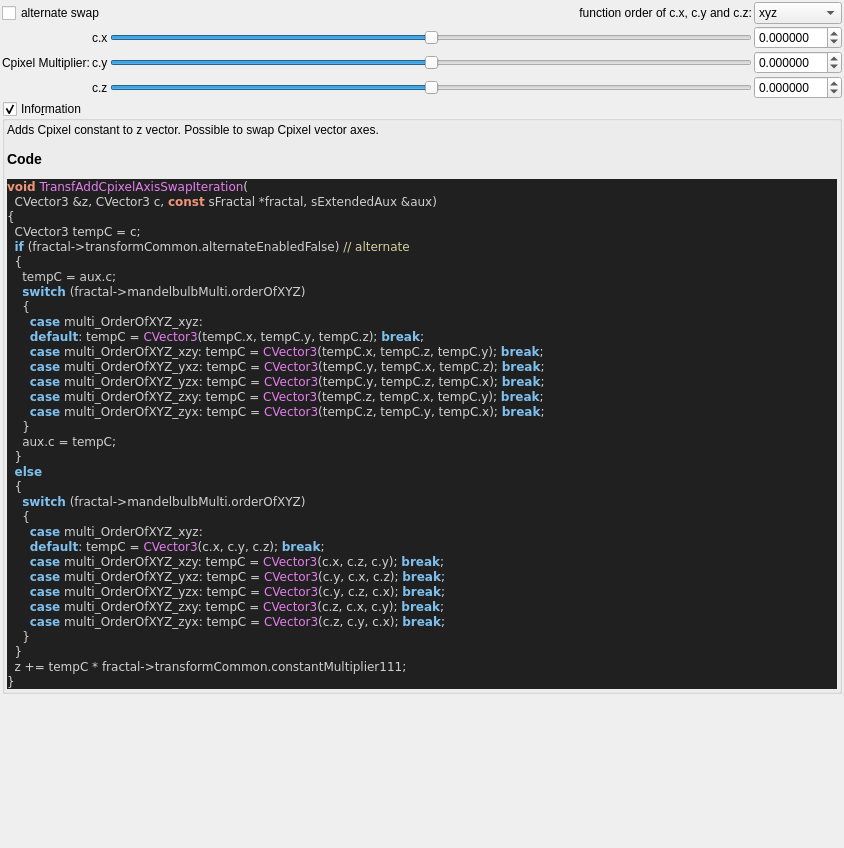
buddhi1980/mandelbulber2, file mandelbulber2/formula/ui/fractal_transf_add_cpixel_axis_swap.ui: the form before one commit.
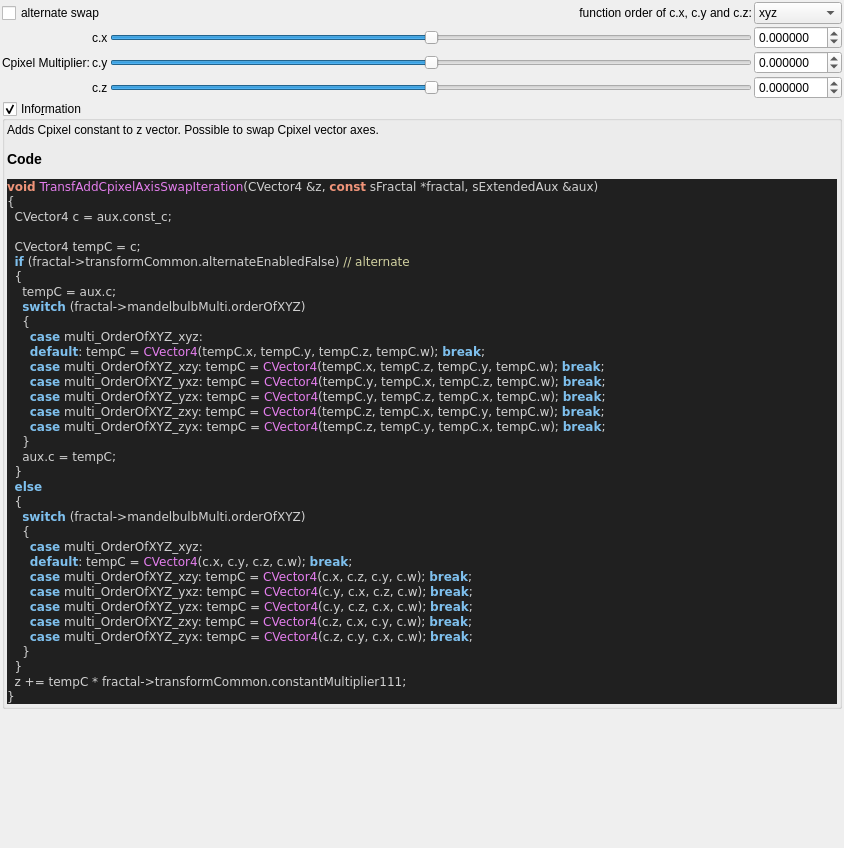
The form after the commit. Custom widgets are drawn as their Qt base class.

What changed in the file:
```diff
--- a/mandelbulber2/formula/ui/fractal_transf_add_cpixel_axis_swap.ui
+++ b/mandelbulber2/formula/ui/fractal_transf_add_cpixel_axis_swap.ui
@@ -308,22 +308,23 @@
 &lt;/table&gt;
 &lt;h3&gt;Code&lt;/h3&gt;
 &lt;body style=&quot;background-color:#202020&quot;&gt;
-&lt;pre style=&quot;color:#d0d0d0; background-color:#202020;  font-family:'Courier New',monospace;&quot;&gt;&lt;span style=&quot;color:#f09479; font-weight:bold&quot;&gt;void&lt;/span&gt; &lt;span style=&quot;color:#e47eed&quot;&gt;TransfAddCpixelAxisSwapIteration&lt;/span&gt;&lt;span style=&quot;color:#d0d0d0&quot;&gt;(&lt;/span&gt;
-  CVector3 &lt;span style=&quot;color:#d0d0d0&quot;&gt;&amp;amp;&lt;/span&gt;z&lt;span style=&quot;color:#d0d0d0&quot;&gt;,&lt;/span&gt; CVector3 c&lt;span style=&quot;color:#d0d0d0&quot;&gt;,&lt;/span&gt; &lt;span style=&quot;color:#f09479; font-weight:bold&quot;&gt;const&lt;/span&gt; sFractal &lt;span style=&quot;color:#d0d0d0&quot;&gt;*&lt;/span&gt;fractal&lt;span style=&quot;color:#d0d0d0&quot;&gt;,&lt;/span&gt; sExtendedAux &lt;span style=&quot;color:#d0d0d0&quot;&gt;&amp;amp;&lt;/span&gt;aux&lt;span style=&quot;color:#d0d0d0&quot;&gt;)&lt;/span&gt;
+&lt;pre style=&quot;color:#d0d0d0; background-color:#202020;  font-family:'Courier New',monospace;&quot;&gt;&lt;span style=&quot;color:#f09479; font-weight:bold&quot;&gt;void&lt;/span&gt; &lt;span style=&quot;color:#e47eed&quot;&gt;TransfAddCpixelAxisSwapIteration&lt;/span&gt;&lt;span style=&quot;color:#d0d0d0&quot;&gt;(&lt;/span&gt;CVector4 &lt;span style=&quot;color:#d0d0d0&quot;&gt;&amp;amp;&lt;/span&gt;z&lt;span style=&quot;color:#d0d0d0&quot;&gt;,&lt;/span&gt; &lt;span style=&quot;color:#f09479; font-weight:bold&quot;&gt;const&lt;/span&gt; sFractal &lt;span style=&quot;color:#d0d0d0&quot;&gt;*&lt;/span&gt;fractal&lt;span style=&quot;color:#d0d0d0&quot;&gt;,&lt;/span&gt; sExtendedAux &lt;span style=&quot;color:#d0d0d0&quot;&gt;&amp;amp;&lt;/span&gt;aux&lt;span style=&quot;color:#d0d0d0&quot;&gt;)&lt;/span&gt;
 &lt;span style=&quot;color:#d0d0d0&quot;&gt;{&lt;/span&gt;
-  CVector3 tempC &lt;span style=&quot;color:#d0d0d0&quot;&gt;=&lt;/span&gt; c&lt;span style=&quot;color:#d0d0d0&quot;&gt;;&lt;/span&gt;
+  CVector4 c &lt;span style=&quot;color:#d0d0d0&quot;&gt;=&lt;/span&gt; aux&lt;span style=&quot;color:#d0d0d0&quot;&gt;.&lt;/span&gt;const_c&lt;span style=&quot;color:#d0d0d0&quot;&gt;;&lt;/span&gt;
+
+  CVector4 tempC &lt;span style=&quot;color:#d0d0d0&quot;&gt;=&lt;/span&gt; c&lt;span style=&quot;color:#d0d0d0&quot;&gt;;&lt;/span&gt;
   &lt;span style=&quot;color:#7ec0ee; font-weight:bold&quot;&gt;if&lt;/span&gt; &lt;span style=&quot;color:#d0d0d0&quot;&gt;(&lt;/span&gt;fractal&lt;span style=&quot;color:#d0d0d0&quot;&gt;-&amp;gt;&lt;/span&gt;transformCommon&lt;span style=&quot;color:#d0d0d0&quot;&gt;.&lt;/span&gt;alternateEnabledFalse&lt;span style=&quot;color:#d0d0d0&quot;&gt;)&lt;/span&gt; &lt;span style=&quot;color:#d0d0a0&quot;&gt;// alternate&lt;/span&gt;
   &lt;span style=&quot;color:#d0d0d0&quot;&gt;{&lt;/span&gt;
     tempC &lt;span style=&quot;color:#d0d0d0&quot;&gt;=&lt;/span&gt; aux&lt;span style=&quot;color:#d0d0d0&quot;&gt;.&lt;/span&gt;c&lt;span style=&quot;color:#d0d0d0&quot;&gt;;&lt;/span&gt;
     &lt;span style=&quot;color:#7ec0ee; font-weight:bold&quot;&gt;switch&lt;/span&gt; &lt;span style=&quot;color:#d0d0d0&quot;&gt;(&lt;/span&gt;fractal&lt;span style=&quot;color:#d0d0d0&quot;&gt;-&amp;gt;&lt;/span&gt;mandelbulbMulti&lt;span style=&quot;color:#d0d0d0&quot;&gt;.&lt;/span&gt;orderOfXYZ&lt;span style=&quot;color:#d0d0d0&quot;&gt;)&lt;/span&gt;
     &lt;span style=&quot;color:#d0d0d0&quot;&gt;{&lt;/span&gt;
       &lt;span style=&quot;color:#7ec0ee; font-weight:bold&quot;&gt;case&lt;/span&gt; multi_OrderOfXYZ_xyz&lt;span style=&quot;color:#d0d0d0&quot;&gt;:&lt;/span&gt;
-      &lt;span style=&quot;color:#7ec0ee; font-weight:bold&quot;&gt;default&lt;/span&gt;&lt;span style=&quot;color:#d0d0d0&quot;&gt;:&lt;/span&gt; tempC &lt;span style=&quot;color:#d0d0d0&quot;&gt;=&lt;/span&gt; &lt;span style=&quot;color:#e47eed&quot;&gt;CVector3&lt;/span&gt;&lt;span style=&quot;color:#d0d0d0&quot;&gt;(&lt;/span&gt;tempC&lt;span style=&quot;color:#d0d0d0&quot;&gt;.&lt;/span&gt;x&lt;span style=&quot;color:#d0d0d0&quot;&gt;,&lt;/span&gt; tempC&lt;span style=&quot;color:#d0d0d0&quot;&gt;.&lt;/span&gt;y&lt;span style=&quot;color:#d0d0d0&quot;&gt;,&lt;/span&gt; tempC&lt;span style=&quot;color:#d0d0d0&quot;&gt;.&lt;/span&gt;z&lt;span style=&quot;color:#d0d0d0&quot;&gt;);&lt;/span&gt; &lt;span style=&quot;color:#7ec0ee; font-weight:bold&quot;&gt;break&lt;/span&gt;&lt;span style=&quot;color:#d0d0d0&quot;&gt;;&lt;/span&gt;
-      &lt;span style=&quot;color:#7ec0ee; font-weight:bold&quot;&gt;case&lt;/span&gt; multi_OrderOfXYZ_xzy&lt;span style=&quot;color:#d0d0d0&quot;&gt;:&lt;/span&gt; tempC &lt;span style=&quot;color:#d0d0d0&quot;&gt;=&lt;/span&gt; &lt;span style=&quot;color:#e47eed&quot;&gt;CVector3&lt;/span&gt;&lt;span style=&quot;color:#d0d0d0&quot;&gt;(&lt;/span&gt;tempC&lt;span style=&quot;color:#d0d0d0&quot;&gt;.&lt;/span&gt;x&lt;span style=&quot;color:#d0d0d0&quot;&gt;,&lt;/span&gt; tempC&lt;span style=&quot;color:#d0d0d0&quot;&gt;.&lt;/span&gt;z&lt;span style=&quot;color:#d0d0d0&quot;&gt;,&lt;/span&gt; tempC&lt;span style=&quot;color:#d0d0d0&quot;&gt;.&lt;/span&gt;y&lt;span style=&quot;color:#d0d0d0&quot;&gt;);&lt;/span&gt; &lt;span style=&quot;color:#7ec0ee; font-weight:bold&quot;&gt;break&lt;/span&gt;&lt;span style=&quot;color:#d0d0d0&quot;&gt;;&lt;/span&gt;
-      &lt;span style=&quot;color:#7ec0ee; font-weight:bold&quot;&gt;case&lt;/span&gt; multi_OrderOfXYZ_yxz&lt;span style=&quot;color:#d0d0d0&quot;&gt;:&lt;/span&gt; tempC &lt;span style=&quot;color:#d0d0d0&quot;&gt;=&lt;/span&gt; &lt;span style=&quot;color:#e47eed&quot;&gt;CVector3&lt;/span&gt;&lt;span style=&quot;color:#d0d0d0&quot;&gt;(&lt;/span&gt;tempC&lt;span style=&quot;color:#d0d0d0&quot;&gt;.&lt;/span&gt;y&lt;span style=&quot;color:#d0d0d0&quot;&gt;,&lt;/span&gt; tempC&lt;span style=&quot;color:#d0d0d0&quot;&gt;.&lt;/span&gt;x&lt;span style=&quot;color:#d0d0d0&quot;&gt;,&lt;/span&gt; tempC&lt;span style=&quot;color:#d0d0d0&quot;&gt;.&lt;/span&gt;z&lt;span style=&quot;color:#d0d0d0&quot;&gt;);&lt;/span&gt; &lt;span style=&quot;color:#7ec0ee; font-weight:bold&quot;&gt;break&lt;/span&gt;&lt;span style=&quot;color:#d0d0d0&quot;&gt;;&lt;/span&gt;
-      &lt;span style=&quot;color:#7ec0ee; font-weight:bold&quot;&gt;case&lt;/span&gt; multi_OrderOfXYZ_yzx&lt;span style=&quot;color:#d0d0d0&quot;&gt;:&lt;/span&gt; tempC &lt;span style=&quot;color:#d0d0d0&quot;&gt;=&lt;/span&gt; &lt;span style=&quot;color:#e47eed&quot;&gt;CVector3&lt;/span&gt;&lt;span style=&quot;color:#d0d0d0&quot;&gt;(&lt;/span&gt;tempC&lt;span style=&quot;color:#d0d0d0&quot;&gt;.&lt;/span&gt;y&lt;span style=&quot;color:#d0d0d0&quot;&gt;,&lt;/span&gt; tempC&lt;span style=&quot;color:#d0d0d0&quot;&gt;.&lt;/span&gt;z&lt;span style=&quot;color:#d0d0d0&quot;&gt;,&lt;/span&gt; tempC&lt;span style=&quot;color:#d0d0d0&quot;&gt;.&lt;/span&gt;x&lt;span style=&quot;color:#d0d0d0&quot;&gt;);&lt;/span&gt; &lt;span style=&quot;color:#7ec0ee; font-weight:bold&quot;&gt;break&lt;/span&gt;&lt;span style=&quot;color:#d0d0d0&quot;&gt;;&lt;/span&gt;
-      &lt;span style=&quot;color:#7ec0ee; font-weight:bold&quot;&gt;case&lt;/span&gt; multi_OrderOfXYZ_zxy&lt;span style=&quot;color:#d0d0d0&quot;&gt;:&lt;/span&gt; tempC &lt;span style=&quot;color:#d0d0d0&quot;&gt;=&lt;/span&gt; &lt;span style=&quot;color:#e47eed&quot;&gt;CVector3&lt;/span&gt;&lt;span style=&quot;color:#d0d0d0&quot;&gt;(&lt;/span&gt;tempC&lt;span style=&quot;color:#d0d0d0&quot;&gt;.&lt;/span&gt;z&lt;span style=&quot;color:#d0d0d0&quot;&gt;,&lt;/span&gt; tempC&lt;span style=&quot;color:#d0d0d0&quot;&gt;.&lt;/span&gt;x&lt;span style=&quot;color:#d0d0d0&quot;&gt;,&lt;/span&gt; tempC&lt;span style=&quot;color:#d0d0d0&quot;&gt;.&lt;/span&gt;y&lt;span style=&quot;color:#d0d0d0&quot;&gt;);&lt;/span&gt; &lt;span style=&quot;color:#7ec0ee; font-weight:bold&quot;&gt;break&lt;/span&gt;&lt;span style=&quot;color:#d0d0d0&quot;&gt;;&lt;/span&gt;
-      &lt;span style=&quot;color:#7ec0ee; font-weight:bold&quot;&gt;case&lt;/span&gt; multi_OrderOfXYZ_zyx&lt;span style=&quot;color:#d0d0d0&quot;&gt;:&lt;/span&gt; tempC &lt;span style=&quot;color:#d0d0d0&quot;&gt;=&lt;/span&gt; &lt;span style=&quot;color:#e47eed&quot;&gt;CVector3&lt;/span&gt;&lt;span style=&quot;color:#d0d0d0&quot;&gt;(&lt;/span&gt;tempC&lt;span style=&quot;color:#d0d0d0&quot;&gt;.&lt;/span&gt;z&lt;span style=&quot;color:#d0d0d0&quot;&gt;,&lt;/span&gt; tempC&lt;span style=&quot;color:#d0d0d0&quot;&gt;.&lt;/span&gt;y&lt;span style=&quot;color:#d0d0d0&quot;&gt;,&lt;/span&gt; tempC&lt;span style=&quot;color:#d0d0d0&quot;&gt;.&lt;/span&gt;x&lt;span style=&quot;color:#d0d0d0&quot;&gt;);&lt;/span&gt; &lt;span style=&quot;color:#7ec0ee; font-weight:bold&quot;&gt;break&lt;/span&gt;&lt;span style=&quot;color:#d0d0d0&quot;&gt;;&lt;/span&gt;
+      &lt;span style=&quot;color:#7ec0ee; font-weight:bold&quot;&gt;default&lt;/span&gt;&lt;span style=&quot;color:#d0d0d0&quot;&gt;:&lt;/span&gt; tempC &lt;span style=&quot;color:#d0d0d0&quot;&gt;=&lt;/span&gt; &lt;span style=&quot;color:#e47eed&quot;&gt;CVector4&lt;/span&gt;&lt;span style=&quot;color:#d0d0d0&quot;&gt;(&lt;/span&gt;tempC&lt;span style=&quot;color:#d0d0d0&quot;&gt;.&lt;/span&gt;x&lt;span style=&quot;color:#d0d0d0&quot;&gt;,&lt;/span&gt; tempC&lt;span style=&quot;color:#d0d0d0&quot;&gt;.&lt;/span&gt;y&lt;span style=&quot;color:#d0d0d0&quot;&gt;,&lt;/span&gt; tempC&lt;span style=&quot;color:#d0d0d0&quot;&gt;.&lt;/span&gt;z&lt;span style=&quot;color:#d0d0d0&quot;&gt;,&lt;/span&gt; tempC&lt;span style=&quot;color:#d0d0d0&quot;&gt;.&lt;/span&gt;w&lt;span style=&quot;color:#d0d0d0&quot;&gt;);&lt;/span&gt; &lt;span style=&quot;color:#7ec0ee; font-weight:bold&quot;&gt;break&lt;/span&gt;&lt;span style=&quot;color:#d0d0d0&quot;&gt;;&lt;/span&gt;
+      &lt;span style=&quot;color:#7ec0ee; font-weight:bold&quot;&gt;case&lt;/span&gt; multi_OrderOfXYZ_xzy&lt;span style=&quot;color:#d0d0d0&quot;&gt;:&lt;/span&gt; tempC &lt;span style=&quot;color:#d0d0d0&quot;&gt;=&lt;/span&gt; &lt;span style=&quot;color:#e47eed&quot;&gt;CVector4&lt;/span&gt;&lt;span style=&quot;color:#d0d0d0&quot;&gt;(&lt;/span&gt;tempC&lt;span style=&quot;color:#d0d0d0&quot;&gt;.&lt;/span&gt;x&lt;span style=&quot;color:#d0d0d0&quot;&gt;,&lt;/span&gt; tempC&lt;span style=&quot;color:#d0d0d0&quot;&gt;.&lt;/span&gt;z&lt;span style=&quot;color:#d0d0d0&quot;&gt;,&lt;/span&gt; tempC&lt;span style=&quot;color:#d0d0d0&quot;&gt;.&lt;/span&gt;y&lt;span style=&quot;color:#d0d0d0&quot;&gt;,&lt;/span&gt; tempC&lt;span style=&quot;color:#d0d0d0&quot;&gt;.&lt;/span&gt;w&lt;span style=&quot;color:#d0d0d0&quot;&gt;);&lt;/span&gt; &lt;span style=&quot;color:#7ec0ee; font-weight:bold&quot;&gt;break&lt;/span&gt;&lt;span style=&quot;color:#d0d0d0&quot;&gt;;&lt;/span&gt;
+      &lt;span style=&quot;color:#7ec0ee; font-weight:bold&quot;&gt;case&lt;/span&gt; multi_OrderOfXYZ_yxz&lt;span style=&quot;color:#d0d0d0&quot;&gt;:&lt;/span&gt; tempC &lt;span style=&quot;color:#d0d0d0&quot;&gt;=&lt;/span&gt; &lt;span style=&quot;color:#e47eed&quot;&gt;CVector4&lt;/span&gt;&lt;span style=&quot;color:#d0d0d0&quot;&gt;(&lt;/span&gt;tempC&lt;span style=&quot;color:#d0d0d0&quot;&gt;.&lt;/span&gt;y&lt;span style=&quot;color:#d0d0d0&quot;&gt;,&lt;/span&gt; tempC&lt;span style=&quot;color:#d0d0d0&quot;&gt;.&lt;/span&gt;x&lt;span style=&quot;color:#d0d0d0&quot;&gt;,&lt;/span&gt; tempC&lt;span style=&quot;color:#d0d0d0&quot;&gt;.&lt;/span&gt;z&lt;span style=&quot;color:#d0d0d0&quot;&gt;,&lt;/span&gt; tempC&lt;span style=&quot;color:#d0d0d0&quot;&gt;.&lt;/span&gt;w&lt;span style=&quot;color:#d0d0d0&quot;&gt;);&lt;/span&gt; &lt;span style=&quot;color:#7ec0ee; font-weight:bold&quot;&gt;break&lt;/span&gt;&lt;span style=&quot;color:#d0d0d0&quot;&gt;;&lt;/span&gt;
+      &lt;span style=&quot;color:#7ec0ee; font-weight:bold&quot;&gt;case&lt;/span&gt; multi_OrderOfXYZ_yzx&lt;span style=&quot;color:#d0d0d0&quot;&gt;:&lt;/span&gt; tempC &lt;span style=&quot;color:#d0d0d0&quot;&gt;=&lt;/span&gt; &lt;span style=&quot;color:#e47eed&quot;&gt;CVector4&lt;/span&gt;&lt;span style=&quot;color:#d0d0d0&quot;&gt;(&lt;/span&gt;tempC&lt;span style=&quot;color:#d0d0d0&quot;&gt;.&lt;/span&gt;y&lt;span style=&quot;color:#d0d0d0&quot;&gt;,&lt;/span&gt; tempC&lt;span style=&quot;color:#d0d0d0&quot;&gt;.&lt;/span&gt;z&lt;span style=&quot;color:#d0d0d0&quot;&gt;,&lt;/span&gt; tempC&lt;span style=&quot;color:#d0d0d0&quot;&gt;.&lt;/span&gt;x&lt;span style=&quot;color:#d0d0d0&quot;&gt;,&lt;/span&gt; tempC&lt;span style=&quot;color:#d0d0d0&quot;&gt;.&lt;/span&gt;w&lt;span style=&quot;color:#d0d0d0&quot;&gt;);&lt;/span&gt; &lt;span style=&quot;color:#7ec0ee; font-weight:bold&quot;&gt;break&lt;/span&gt;&lt;span style=&quot;color:#d0d0d0&quot;&gt;;&lt;/span&gt;
+      &lt;span style=&quot;color:#7ec0ee; font-weight:bold&quot;&gt;case&lt;/span&gt; multi_OrderOfXYZ_zxy&lt;span style=&quot;color:#d0d0d0&quot;&gt;:&lt;/span&gt; tempC &lt;span style=&quot;color:#d0d0d0&quot;&gt;=&lt;/span&gt; &lt;span style=&quot;color:#e47eed&quot;&gt;CVector4&lt;/span&gt;&lt;span style=&quot;color:#d0d0d0&quot;&gt;(&lt;/span&gt;tempC&lt;span style=&quot;color:#d0d0d0&quot;&gt;.&lt;/span&gt;z&lt;span style=&quot;color:#d0d0d0&quot;&gt;,&lt;/span&gt; tempC&lt;span style=&quot;color:#d0d0d0&quot;&gt;.&lt;/span&gt;x&lt;span style=&quot;color:#d0d0d0&quot;&gt;,&lt;/span&gt; tempC&lt;span style=&quot;color:#d0d0d0&quot;&gt;.&lt;/span&gt;y&lt;span style=&quot;color:#d0d0d0&quot;&gt;,&lt;/span&gt; tempC&lt;span style=&quot;color:#d0d0d0&quot;&gt;.&lt;/span&gt;w&lt;span style=&quot;color:#d0d0d0&quot;&gt;);&lt;/span&gt; &lt;span style=&quot;color:#7ec0ee; font-weight:bold&quot;&gt;break&lt;/span&gt;&lt;span style=&quot;color:#d0d0d0&quot;&gt;;&lt;/span&gt;
+      &lt;span style=&quot;color:#7ec0ee; font-weight:bold&quot;&gt;case&lt;/span&gt; multi_OrderOfXYZ_zyx&lt;span style=&quot;color:#d0d0d0&quot;&gt;:&lt;/span&gt; tempC &lt;span style=&quot;color:#d0d0d0&quot;&gt;=&lt;/span&gt; &lt;span style=&quot;color:#e47eed&quot;&gt;CVector4&lt;/span&gt;&lt;span style=&quot;color:#d0d0d0&quot;&gt;(&lt;/span&gt;tempC&lt;span style=&quot;color:#d0d0d0&quot;&gt;.&lt;/span&gt;z&lt;span style=&quot;color:#d0d0d0&quot;&gt;,&lt;/span&gt; tempC&lt;span style=&quot;color:#d0d0d0&quot;&gt;.&lt;/span&gt;y&lt;span style=&quot;color:#d0d0d0&quot;&gt;,&lt;/span&gt; tempC&lt;span style=&quot;color:#d0d0d0&quot;&gt;.&lt;/span&gt;x&lt;span style=&quot;color:#d0d0d0&quot;&gt;,&lt;/span&gt; tempC&lt;span style=&quot;color:#d0d0d0&quot;&gt;.&lt;/span&gt;w&lt;span style=&quot;color:#d0d0d0&quot;&gt;);&lt;/span&gt; &lt;span style=&quot;color:#7ec0ee; font-weight:bold&quot;&gt;break&lt;/span&gt;&lt;span style=&quot;color:#d0d0d0&quot;&gt;;&lt;/span&gt;
     &lt;span style=&quot;color:#d0d0d0&quot;&gt;}&lt;/span&gt;
     aux&lt;span style=&quot;color:#d0d0d0&quot;&gt;.&lt;/span&gt;c &lt;span style=&quot;color:#d0d0d0&quot;&gt;=&lt;/span&gt; tempC&lt;span style=&quot;color:#d0d0d0&quot;&gt;;&lt;/span&gt;
   &lt;span style=&quot;color:#d0d0d0&quot;&gt;}&lt;/span&gt;
@@ -332,12 +333,12 @@
     &lt;span style=&quot;color:#7ec0ee; font-weight:bold&quot;&gt;switch&lt;/span&gt; &lt;span style=&quot;color:#d0d0d0&quot;&gt;(&lt;/span&gt;fractal&lt;span style=&quot;color:#d0d0d0&quot;&gt;-&amp;gt;&lt;/span&gt;mandelbulbMulti&lt;span style=&quot;color:#d0d0d0&quot;&gt;.&lt;/span&gt;orderOfXYZ&lt;span style=&quot;color:#d0d0d0&quot;&gt;)&lt;/span&gt;
     &lt;span style=&quot;color:#d0d0d0&quot;&gt;{&lt;/span&gt;
       &lt;span style=&quot;color:#7ec0ee; font-weight:bold&quot;&gt;case&lt;/span&gt; multi_OrderOfXYZ_xyz&lt;span style=&quot;color:#d0d0d0&quot;&gt;:&lt;/span&gt;
-      &lt;span style=&quot;color:#7ec0ee; font-weight:bold&quot;&gt;default&lt;/span&gt;&lt;span style=&quot;color:#d0d0d0&quot;&gt;:&lt;/span&gt; tempC &lt;span style=&quot;color:#d0d0d0&quot;&gt;=&lt;/span&gt; &lt;span style=&quot;color:#e47eed&quot;&gt;CVector3&lt;/span&gt;&lt;span style=&quot;color:#d0d0d0&quot;&gt;(&lt;/span&gt;c&lt;span style=&quot;color:#d0d0d0&quot;&gt;.&lt;/span&gt;x&lt;span style=&quot;color:#d0d0d0&quot;&gt;,&lt;/span&gt; c&lt;span style=&quot;color:#d0d0d0&quot;&gt;.&lt;/span&gt;y&lt;span style=&quot;color:#d0d0d0&quot;&gt;,&lt;/span&gt; c&lt;span style=&quot;color:#d0d0d0&quot;&gt;.&lt;/span&gt;z&lt;span style=&quot;color:#d0d0d0&quot;&gt;);&lt;/span&gt; &lt;span style=&quot;color:#7ec0ee; font-weight:bold&quot;&gt;break&lt;/span&gt;&lt;span style=&quot;color:#d0d0d0&quot;&gt;;&lt;/span&gt;
-      &lt;span style=&quot;color:#7ec0ee; font-weight:bold&quot;&gt;case&lt;/span&gt; multi_OrderOfXYZ_xzy&lt;span style=&quot;color:#d0d0d0&quot;&gt;:&lt;/span&gt; tempC &lt;span style=&quot;color:#d0d0d0&quot;&gt;=&lt;/span&gt; &lt;span style=&quot;color:#e47eed&quot;&gt;CVector3&lt;/span&gt;&lt;span style=&quot;color:#d0d0d0&quot;&gt;(&lt;/span&gt;c&lt;span style=&quot;color:#d0d0d0&quot;&gt;.&lt;/span&gt;x&lt;span style=&quot;color:#d0d0d0&quot;&gt;,&lt;/span&gt; c&lt;span style=&quot;color:#d0d0d0&quot;&gt;.&lt;/span&gt;z&lt;span style=&quot;color:#d0d0d0&quot;&gt;,&lt;/span&gt; c&lt;span style=&quot;color:#d0d0d0&quot;&gt;.&lt;/span&gt;y&lt;span style=&quot;color:#d0d0d0&quot;&gt;);&lt;/span&gt; &lt;span style=&quot;color:#7ec0ee; font-weight:bold&quot;&gt;break&lt;/span&gt;&lt;span style=&quot;color:#d0d0d0&quot;&gt;;&lt;/span&gt;
-      &lt;span style=&quot;color:#7ec0ee; font-weight:bold&quot;&gt;case&lt;/span&gt; multi_OrderOfXYZ_yxz&lt;span style=&quot;color:#d0d0d0&quot;&gt;:&lt;/span&gt; tempC &lt;span style=&quot;color:#d0d0d0&quot;&gt;=&lt;/span&gt; &lt;span style=&quot;color:#e47eed&quot;&gt;CVector3&lt;/span&gt;&lt;span style=&quot;color:#d0d0d0&quot;&gt;(&lt;/span&gt;c&lt;span style=&quot;color:#d0d0d0&quot;&gt;.&lt;/span&gt;y&lt;span style=&quot;color:#d0d0d0&quot;&gt;,&lt;/span&gt; c&lt;span style=&quot;color:#d0d0d0&quot;&gt;.&lt;/span&gt;x&lt;span style=&quot;color:#d0d0d0&quot;&gt;,&lt;/span&gt; c&lt;span style=&quot;color:#d0d0d0&quot;&gt;.&lt;/span&gt;z&lt;span style=&quot;color:#d0d0d0&quot;&gt;);&lt;/span&gt; &lt;span style=&quot;color:#7ec0ee; font-weight:bold&quot;&gt;break&lt;/span&gt;&lt;span style=&quot;color:#d0d0d0&quot;&gt;;&lt;/span&gt;
-      &lt;span style=&quot;color:#7ec0ee; font-weight:bold&quot;&gt;case&lt;/span&gt; multi_OrderOfXYZ_yzx&lt;span style=&quot;color:#d0d0d0&quot;&gt;:&lt;/span&gt; tempC &lt;span style=&quot;color:#d0d0d0&quot;&gt;=&lt;/span&gt; &lt;span style=&quot;color:#e47eed&quot;&gt;CVector3&lt;/span&gt;&lt;span style=&quot;color:#d0d0d0&quot;&gt;(&lt;/span&gt;c&lt;span style=&quot;color:#d0d0d0&quot;&gt;.&lt;/span&gt;y&lt;span style=&quot;color:#d0d0d0&quot;&gt;,&lt;/span&gt; c&lt;span style=&quot;color:#d0d0d0&quot;&gt;.&lt;/span&gt;z&lt;span style=&quot;color:#d0d0d0&quot;&gt;,&lt;/span&gt; c&lt;span style=&quot;color:#d0d0d0&quot;&gt;.&lt;/span&gt;x&lt;span style=&quot;color:#d0d0d0&quot;&gt;);&lt;/span&gt; &lt;span style=&quot;color:#7ec0ee; font-weight:bold&quot;&gt;break&lt;/span&gt;&lt;span style=&quot;color:#d0d0d0&quot;&gt;;&lt;/span&gt;
-      &lt;span style=&quot;color:#7ec0ee; font-weight:bold&quot;&gt;case&lt;/span&gt; multi_OrderOfXYZ_zxy&lt;span style=&quot;color:#d0d0d0&quot;&gt;:&lt;/span&gt; tempC &lt;span style=&quot;color:#d0d0d0&quot;&gt;=&lt;/span&gt; &lt;span style=&quot;color:#e47eed&quot;&gt;CVector3&lt;/span&gt;&lt;span style=&quot;color:#d0d0d0&quot;&gt;(&lt;/span&gt;c&lt;span style=&quot;color:#d0d0d0&quot;&gt;.&lt;/span&gt;z&lt;span style=&quot;color:#d0d0d0&quot;&gt;,&lt;/span&gt; c&lt;span style=&quot;color:#d0d0d0&quot;&gt;.&lt;/span&gt;x&lt;span style=&quot;color:#d0d0d0&quot;&gt;,&lt;/span&gt; c&lt;span style=&quot;color:#d0d0d0&quot;&gt;.&lt;/span&gt;y&lt;span style=&quot;color:#d0d0d0&quot;&gt;);&lt;/span&gt; &lt;span style=&quot;color:#7ec0ee; font-weight:bold&quot;&gt;break&lt;/span&gt;&lt;span style=&quot;color:#d0d0d0&quot;&gt;;&lt;/span&gt;
-      &lt;span style=&quot;color:#7ec0ee; font-weight:bold&quot;&gt;case&lt;/span&gt; multi_OrderOfXYZ_zyx&lt;span style=&quot;color:#d0d0d0&quot;&gt;:&lt;/span&gt; tempC &lt;span style=&quot;color:#d0d0d0&quot;&gt;=&lt;/span&gt; &lt;span style=&quot;color:#e47eed&quot;&gt;CVector3&lt;/span&gt;&lt;span style=&quot;color:#d0d0d0&quot;&gt;(&lt;/span&gt;c&lt;span style=&quot;color:#d0d0d0&quot;&gt;.&lt;/span&gt;z&lt;span style=&quot;color:#d0d0d0&quot;&gt;,&lt;/span&gt; c&lt;span style=&quot;color:#d0d0d0&quot;&gt;.&lt;/span&gt;y&lt;span style=&quot;color:#d0d0d0&quot;&gt;,&lt;/span&gt; c&lt;span style=&quot;color:#d0d0d0&quot;&gt;.&lt;/span&gt;x&lt;span style=&quot;color:#d0d0d0&quot;&gt;);&lt;/span&gt; &lt;span style=&quot;color:#7ec0ee; font-weight:bold&quot;&gt;break&lt;/span&gt;&lt;span style=&quot;color:#d0d0d0&quot;&gt;;&lt;/span&gt;
+      &lt;span style=&quot;color:#7ec0ee; font-weight:bold&quot;&gt;default&lt;/span&gt;&lt;span style=&quot;color:#d0d0d0&quot;&gt;:&lt;/span&gt; tempC &lt;span style=&quot;color:#d0d0d0&quot;&gt;=&lt;/span&gt; &lt;span style=&quot;color:#e47eed&quot;&gt;CVector4&lt;/span&gt;&lt;span style=&quot;color:#d0d0d0&quot;&gt;(&lt;/span&gt;c&lt;span style=&quot;color:#d0d0d0&quot;&gt;.&lt;/span&gt;x&lt;span style=&quot;color:#d0d0d0&quot;&gt;,&lt;/span&gt; c&lt;span style=&quot;color:#d0d0d0&quot;&gt;.&lt;/span&gt;y&lt;span style=&quot;color:#d0d0d0&quot;&gt;,&lt;/span&gt; c&lt;span style=&quot;color:#d0d0d0&quot;&gt;.&lt;/span&gt;z&lt;span style=&quot;color:#d0d0d0&quot;&gt;,&lt;/span&gt; c&lt;span style=&quot;color:#d0d0d0&quot;&gt;.&lt;/span&gt;w&lt;span style=&quot;color:#d0d0d0&quot;&gt;);&lt;/span&gt; &lt;span style=&quot;color:#7ec0ee; font-weight:bold&quot;&gt;break&lt;/span&gt;&lt;span style=&quot;color:#d0d0d0&quot;&gt;;&lt;/span&gt;
+      &lt;span style=&quot;color:#7ec0ee; font-weight:bold&quot;&gt;case&lt;/span&gt; multi_OrderOfXYZ_xzy&lt;span style=&quot;color:#d0d0d0&quot;&gt;:&lt;/span&gt; tempC &lt;span style=&quot;color:#d0d0d0&quot;&gt;=&lt;/span&gt; &lt;span style=&quot;color:#e47eed&quot;&gt;CVector4&lt;/span&gt;&lt;span style=&quot;color:#d0d0d0&quot;&gt;(&lt;/span&gt;c&lt;span style=&quot;color:#d0d0d0&quot;&gt;.&lt;/span&gt;x&lt;span style=&quot;color:#d0d0d0&quot;&gt;,&lt;/span&gt; c&lt;span style=&quot;color:#d0d0d0&quot;&gt;.&lt;/span&gt;z&lt;span style=&quot;color:#d0d0d0&quot;&gt;,&lt;/span&gt; c&lt;span style=&quot;color:#d0d0d0&quot;&gt;.&lt;/span&gt;y&lt;span style=&quot;color:#d0d0d0&quot;&gt;,&lt;/span&gt; c&lt;span style=&quot;color:#d0d0d0&quot;&gt;.&lt;/span&gt;w&lt;span style=&quot;color:#d0d0d0&quot;&gt;);&lt;/span&gt; &lt;span style=&quot;color:#7ec0ee; font-weight:bold&quot;&gt;break&lt;/span&gt;&lt;span style=&quot;color:#d0d0d0&quot;&gt;;&lt;/span&gt;
+      &lt;span style=&quot;color:#7ec0ee; font-weight:bold&quot;&gt;case&lt;/span&gt; multi_OrderOfXYZ_yxz&lt;span style=&quot;color:#d0d0d0&quot;&gt;:&lt;/span&gt; tempC &lt;span style=&quot;color:#d0d0d0&quot;&gt;=&lt;/span&gt; &lt;span style=&quot;color:#e47eed&quot;&gt;CVector4&lt;/span&gt;&lt;span style=&quot;color:#d0d0d0&quot;&gt;(&lt;/span&gt;c&lt;span style=&quot;color:#d0d0d0&quot;&gt;.&lt;/span&gt;y&lt;span style=&quot;color:#d0d0d0&quot;&gt;,&lt;/span&gt; c&lt;span style=&quot;color:#d0d0d0&quot;&gt;.&lt;/span&gt;x&lt;span style=&quot;color:#d0d0d0&quot;&gt;,&lt;/span&gt; c&lt;span style=&quot;color:#d0d0d0&quot;&gt;.&lt;/span&gt;z&lt;span style=&quot;color:#d0d0d0&quot;&gt;,&lt;/span&gt; c&lt;span style=&quot;color:#d0d0d0&quot;&gt;.&lt;/span&gt;w&lt;span style=&quot;color:#d0d0d0&quot;&gt;);&lt;/span&gt; &lt;span style=&quot;color:#7ec0ee; font-weight:bold&quot;&gt;break&lt;/span&gt;&lt;span style=&quot;color:#d0d0d0&quot;&gt;;&lt;/span&gt;
+      &lt;span style=&quot;color:#7ec0ee; font-weight:bold&quot;&gt;case&lt;/span&gt; multi_OrderOfXYZ_yzx&lt;span style=&quot;color:#d0d0d0&quot;&gt;:&lt;/span&gt; tempC &lt;span style=&quot;color:#d0d0d0&quot;&gt;=&lt;/span&gt; &lt;span style=&quot;color:#e47eed&quot;&gt;CVector4&lt;/span&gt;&lt;span style=&quot;color:#d0d0d0&quot;&gt;(&lt;/span&gt;c&lt;span style=&quot;color:#d0d0d0&quot;&gt;.&lt;/span&gt;y&lt;span style=&quot;color:#d0d0d0&quot;&gt;,&lt;/span&gt; c&lt;span style=&quot;color:#d0d0d0&quot;&gt;.&lt;/span&gt;z&lt;span style=&quot;color:#d0d0d0&quot;&gt;,&lt;/span&gt; c&lt;span style=&quot;color:#d0d0d0&quot;&gt;.&lt;/span&gt;x&lt;span style=&quot;color:#d0d0d0&quot;&gt;,&lt;/span&gt; c&lt;span style=&quot;color:#d0d0d0&quot;&gt;.&lt;/span&gt;w&lt;span style=&quot;color:#d0d0d0&quot;&gt;);&lt;/span&gt; &lt;span style=&quot;color:#7ec0ee; font-weight:bold&quot;&gt;break&lt;/span&gt;&lt;span style=&quot;color:#d0d0d0&quot;&gt;;&lt;/span&gt;
+      &lt;span style=&quot;color:#7ec0ee; font-weight:bold&quot;&gt;case&lt;/span&gt; multi_OrderOfXYZ_zxy&lt;span style=&quot;color:#d0d0d0&quot;&gt;:&lt;/span&gt; tempC &lt;span style=&quot;color:#d0d0d0&quot;&gt;=&lt;/span&gt; &lt;span style=&quot;color:#e47eed&quot;&gt;CVector4&lt;/span&gt;&lt;span style=&quot;color:#d0d0d0&quot;&gt;(&lt;/span&gt;c&lt;span style=&quot;color:#d0d0d0&quot;&gt;.&lt;/span&gt;z&lt;span style=&quot;color:#d0d0d0&quot;&gt;,&lt;/span&gt; c&lt;span style=&quot;color:#d0d0d0&quot;&gt;.&lt;/span&gt;x&lt;span style=&quot;color:#d0d0d0&quot;&gt;,&lt;/span&gt; c&lt;span style=&quot;color:#d0d0d0&quot;&gt;.&lt;/span&gt;y&lt;span style=&quot;color:#d0d0d0&quot;&gt;,&lt;/span&gt; c&lt;span style=&quot;color:#d0d0d0&quot;&gt;.&lt;/span&gt;w&lt;span style=&quot;color:#d0d0d0&quot;&gt;);&lt;/span&gt; &lt;span style=&quot;color:#7ec0ee; font-weight:bold&quot;&gt;break&lt;/span&gt;&lt;span style=&quot;color:#d0d0d0&quot;&gt;;&lt;/span&gt;
+      &lt;span style=&quot;color:#7ec0ee; font-weight:bold&quot;&gt;case&lt;/span&gt; multi_OrderOfXYZ_zyx&lt;span style=&quot;color:#d0d0d0&quot;&gt;:&lt;/span&gt; tempC &lt;span style=&quot;color:#d0d0d0&quot;&gt;=&lt;/span&gt; &lt;span style=&quot;color:#e47eed&quot;&gt;CVector4&lt;/span&gt;&lt;span style=&quot;color:#d0d0d0&quot;&gt;(&lt;/span&gt;c&lt;span style=&quot;color:#d0d0d0&quot;&gt;.&lt;/span&gt;z&lt;span style=&quot;color:#d0d0d0&quot;&gt;,&lt;/span&gt; c&lt;span style=&quot;color:#d0d0d0&quot;&gt;.&lt;/span&gt;y&lt;span style=&quot;color:#d0d0d0&quot;&gt;,&lt;/span&gt; c&lt;span style=&quot;color:#d0d0d0&quot;&gt;.&lt;/span&gt;x&lt;span style=&quot;color:#d0d0d0&quot;&gt;,&lt;/span&gt; c&lt;span style=&quot;color:#d0d0d0&quot;&gt;.&lt;/span&gt;w&lt;span style=&quot;color:#d0d0d0&quot;&gt;);&lt;/span&gt; &lt;span style=&quot;color:#7ec0ee; font-weight:bold&quot;&gt;break&lt;/span&gt;&lt;span style=&quot;color:#d0d0d0&quot;&gt;;&lt;/span&gt;
     &lt;span style=&quot;color:#d0d0d0&quot;&gt;}&lt;/span&gt;
   &lt;span style=&quot;color:#d0d0d0&quot;&gt;}&lt;/span&gt;
   z &lt;span style=&quot;color:#d0d0d0&quot;&gt;+=&lt;/span&gt; tempC &lt;span style=&quot;color:#d0d0d0&quot;&gt;*&lt;/span&gt; fractal&lt;span style=&quot;color:#d0d0d0&quot;&gt;-&amp;gt;&lt;/span&gt;transformCommon&lt;span style=&quot;color:#d0d0d0&quot;&gt;.&lt;/span&gt;constantMultiplier111&lt;span style=&quot;color:#d0d0d0&quot;&gt;;&lt;/span&gt;
```
